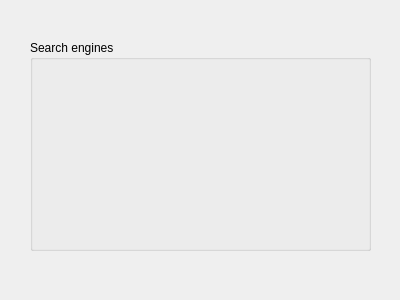
Before: the Qt Designer form src/searchwidget.ui in ChaosWars/knewz, drawn with Qt 5.
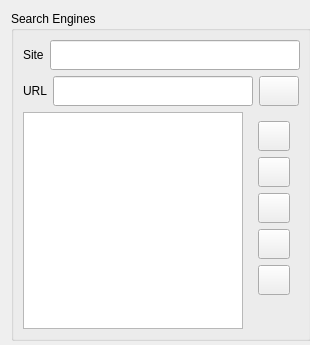
After: the same form once the commit is applied. Custom widgets are drawn as their Qt base class.

Patch:
```diff
--- a/src/searchwidget.ui
+++ b/src/searchwidget.ui
@@ -5,27 +5,221 @@
    <rect>
     <x>0</x>
     <y>0</y>
-    <width>400</width>
-    <height>300</height>
+    <width>310</width>
+    <height>345</height>
    </rect>
   </property>
+  <property name="minimumSize" >
+   <size>
+    <width>310</width>
+    <height>345</height>
+   </size>
+  </property>
   <property name="windowTitle" >
    <string>Form</string>
   </property>
-  <widget class="QGroupBox" name="groupBox" >
-   <property name="geometry" >
-    <rect>
-     <x>30</x>
-     <y>40</y>
-     <width>341</width>
-     <height>211</height>
-    </rect>
-   </property>
-   <property name="title" >
-    <string>Search engines</string>
-   </property>
-  </widget>
+  <layout class="QVBoxLayout" name="verticalLayout_5" >
+   <item>
+    <widget class="QGroupBox" name="searchEngines" >
+     <property name="minimumSize" >
+      <size>
+       <width>300</width>
+       <height>330</height>
+      </size>
+     </property>
+     <property name="title" >
+      <string>Search Engines</string>
+     </property>
+     <layout class="QVBoxLayout" name="verticalLayout_4" >
+      <item>
+       <layout class="QVBoxLayout" name="verticalLayout_2" >
+        <item>
+         <layout class="QHBoxLayout" name="horizontalLayout" >
+          <item>
+           <widget class="QLabel" name="label" >
+            <property name="minimumSize" >
+             <size>
+              <width>0</width>
+              <height>30</height>
+             </size>
+            </property>
+            <property name="text" >
+             <string>Site</string>
+            </property>
+           </widget>
+          </item>
+          <item>
+           <widget class="KLineEdit" name="site" >
+            <property name="minimumSize" >
+             <size>
+              <width>250</width>
+              <height>30</height>
+             </size>
+            </property>
+           </widget>
+          </item>
+         </layout>
+        </item>
+        <item>
+         <layout class="QHBoxLayout" name="horizontalLayout_2" >
+          <item>
+           <widget class="QLabel" name="label_2" >
+            <property name="minimumSize" >
+             <size>
+              <width>0</width>
+              <height>30</height>
+             </size>
+            </property>
+            <property name="text" >
+             <string>URL</string>
+            </property>
+           </widget>
+          </item>
+          <item>
+           <widget class="KLineEdit" name="siteurl" >
+            <property name="minimumSize" >
+             <size>
+              <width>200</width>
+              <height>30</height>
+             </size>
+            </property>
+           </widget>
+          </item>
+          <item>
+           <widget class="KPushButton" name="add" >
+            <property name="minimumSize" >
+             <size>
+              <width>30</width>
+              <height>30</height>
+             </size>
+            </property>
+           </widget>
+          </item>
+         </layout>
+        </item>
+       </layout>
+      </item>
+      <item>
+       <layout class="QHBoxLayout" name="horizontalLayout_3" >
+        <item>
+         <widget class="QListWidget" name="listWidget" >
+          <property name="minimumSize" >
+           <size>
+            <width>200</width>
+            <height>200</height>
+           </size>
+          </property>
+         </widget>
+        </item>
+        <item>
+         <layout class="QVBoxLayout" name="verticalLayout_3" >
+          <item>
+           <widget class="QWidget" native="1" name="widget" >
+            <property name="sizePolicy" >
+             <sizepolicy vsizetype="Minimum" hsizetype="Minimum" >
+              <horstretch>0</horstretch>
+              <verstretch>0</verstretch>
+             </sizepolicy>
+            </property>
+            <property name="minimumSize" >
+             <size>
+              <width>50</width>
+              <height>180</height>
+             </size>
+            </property>
+            <layout class="QVBoxLayout" name="verticalLayout" >
+             <item>
+              <widget class="KPushButton" name="remove" >
+               <property name="minimumSize" >
+                <size>
+                 <width>30</width>
+                 <height>30</height>
+                </size>
+               </property>
+              </widget>
+             </item>
+             <item>
+              <widget class="KPushButton" name="moveToTop" >
+               <property name="minimumSize" >
+                <size>
+                 <width>30</width>
+                 <height>30</height>
+                </size>
+               </property>
+              </widget>
+             </item>
+             <item>
+              <widget class="KPushButton" name="moveUp" >
+               <property name="minimumSize" >
+                <size>
+                 <width>30</width>
+                 <height>30</height>
+                </size>
+               </property>
+              </widget>
+             </item>
+             <item>
+              <widget class="KPushButton" name="moveDown" >
+               <property name="minimumSize" >
+                <size>
+                 <width>30</width>
+                 <height>30</height>
+                </size>
+               </property>
+              </widget>
+             </item>
+             <item>
+              <widget class="KPushButton" name="moveToBottom" >
+               <property name="minimumSize" >
+                <size>
+                 <width>30</width>
+                 <height>30</height>
+                </size>
+               </property>
+              </widget>
+             </item>
+            </layout>
+           </widget>
+          </item>
+          <item>
+           <spacer name="verticalSpacer" >
+            <property name="orientation" >
+             <enum>Qt::Vertical</enum>
+            </property>
+            <property name="sizeHint" stdset="0" >
+             <size>
+              <width>40</width>
+              <height>13</height>
+             </size>
+            </property>
+           </spacer>
+          </item>
+         </layout>
+        </item>
+       </layout>
+      </item>
+     </layout>
+     <zorder>listWidget</zorder>
+     <zorder>listWidget</zorder>
+     <zorder>widget</zorder>
+     <zorder>verticalSpacer</zorder>
+     <zorder>verticalSpacer</zorder>
+    </widget>
+   </item>
+  </layout>
  </widget>
+ <customwidgets>
+  <customwidget>
+   <class>KLineEdit</class>
+   <extends>QLineEdit</extends>
+   <header>klineedit.h</header>
+  </customwidget>
+  <customwidget>
+   <class>KPushButton</class>
+   <extends>QPushButton</extends>
+   <header>kpushbutton.h</header>
+  </customwidget>
+ </customwidgets>
  <resources/>
  <connections/>
 </ui>
```
Left out of the diff: 4 changed lines with no effect on the pictures.
